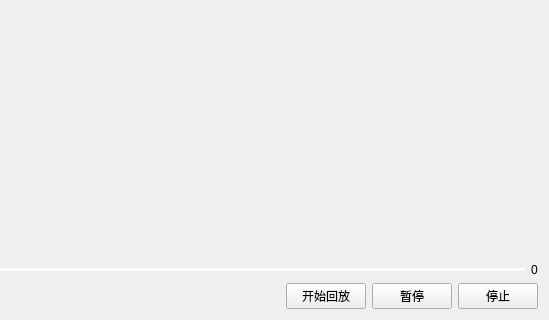
Old version of the form QLogPlot.ui in the repository BiggerBinBin/QtCanPlatform; both pictures show x 395 to 944 and y 300 to 620 of the 944 by 620 pixel window.
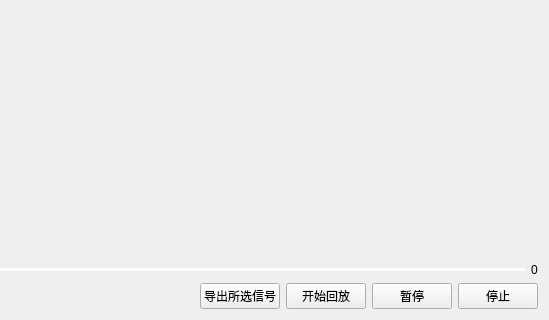
New version of the form.

Diff of the .ui file:
```diff
--- a/QLogPlot.ui
+++ b/QLogPlot.ui
@@ -162,6 +162,13 @@
          </property>
         </spacer>
        </item>
+       <item>
+        <widget class="QPushButton" name="pbExportSignal">
+         <property name="text">
+          <string>导出所选信号</string>
+         </property>
+        </widget>
+       </item>
        <item>
         <widget class="QPushButton" name="pbPlay">
          <property name="text">
```
